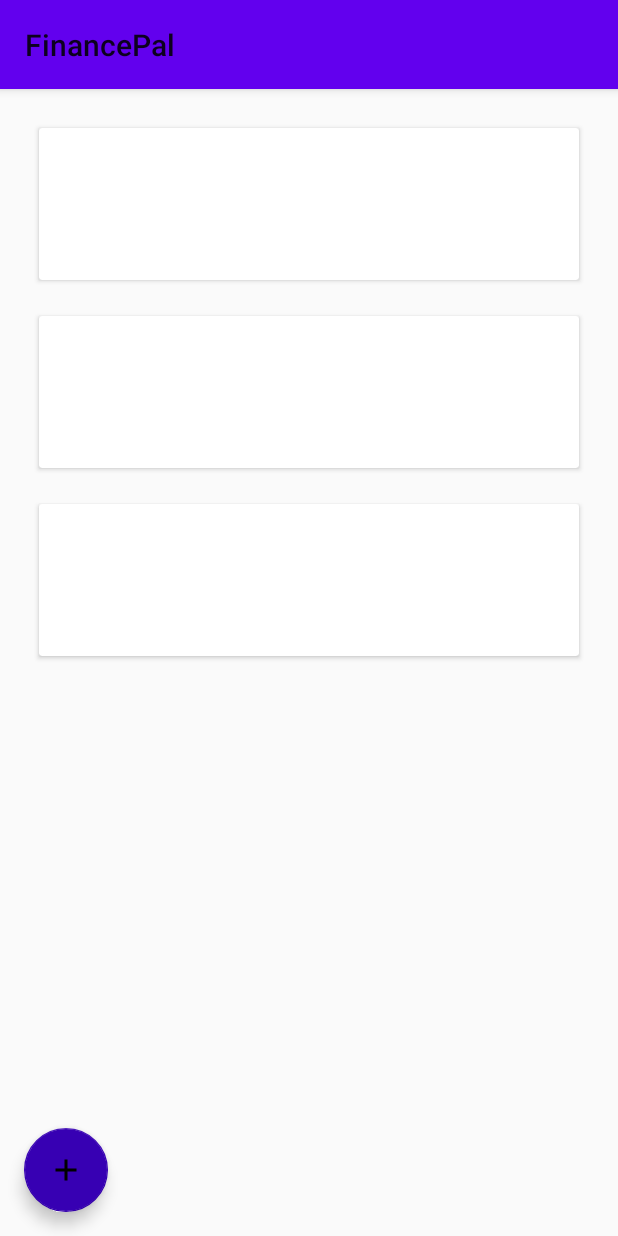
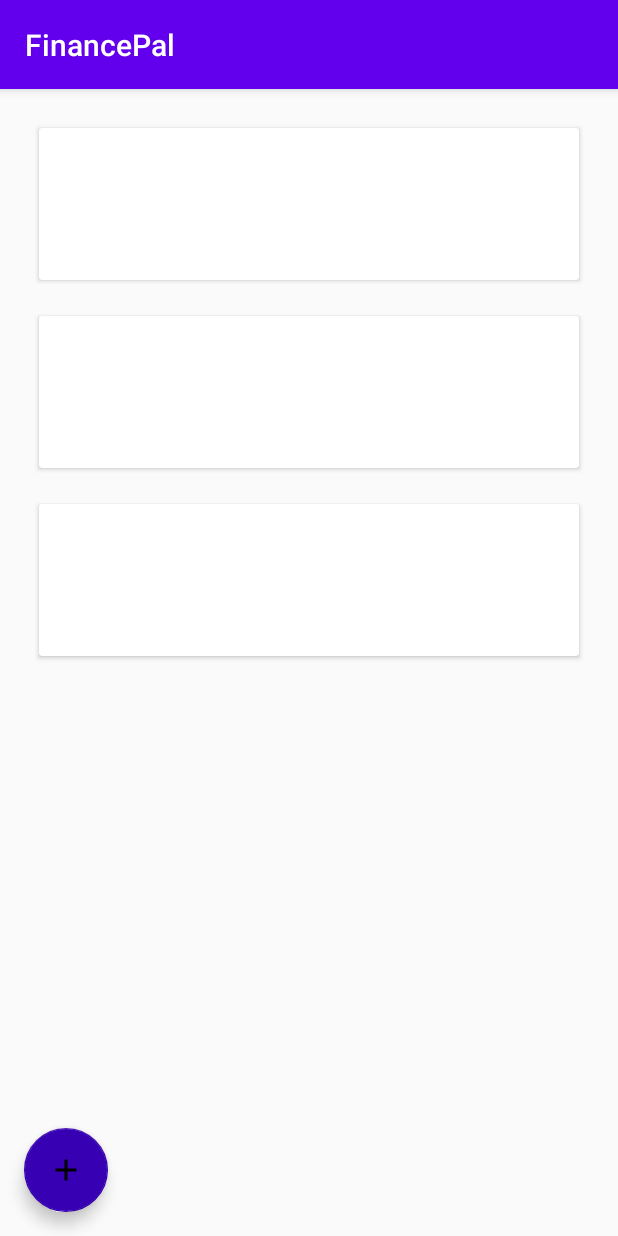
Before and after one commit to mar-h/FinancePal, an Android app: the layout activity_main.xml on its own in the app's theme, with its tools: preview values and no code run, on a phone screen of 412 x 824 dp. Run offline under Robolectric (Android 15) with nearby library versions, the phone set to English and light mode, and no system bars.

Commit message:
keine ahnung
lets go

```diff
--- a/app/build.gradle
+++ b/app/build.gradle
@@ -49,7 +49,6 @@ dependencies {
     androidTestImplementation 'androidx.test.espresso:espresso-core:3.2.0'
     def roomVersion = '2.2.5'
 
-
     // room
     implementation "androidx.room:room-runtime:$rootProject.roomVersion"
     kapt "androidx.room:room-compiler:$rootProject.roomVersion"
--- a/app/src/main/java/de/hska/financepal/db/InstrumentListAdapter.kt
+++ b/app/src/main/java/de/hska/financepal/db/InstrumentListAdapter.kt
@@ -32,6 +32,11 @@ class InstrumentListAdapter internal constructor(
         this.instruments = instruments
         notifyDataSetChanged()
     }
+    internal fun setInstrument(instrument: Instrument) {
+        this.instruments.toMutableList().add(instrument)
+        this.instruments.toList()
+        notifyDataSetChanged()
+    }
 
     override fun getItemCount() = instruments.size
 
--- a/app/src/main/res/layout/activity_main.xml
+++ b/app/src/main/res/layout/activity_main.xml
@@ -11,7 +11,7 @@
         android:id="@+id/appBarLayout"
         android:layout_width="match_parent"
         android:layout_height="wrap_content"
-        android:theme="@style/AppTheme.PopupOverlay">
+        android:theme="@style/AppTheme.AppBarOverlay">
 
         <TextView
             android:id="@+id/title"
@@ -45,8 +45,9 @@
             android:id="@+id/recycler_view"
             android:layout_width="match_parent"
             android:layout_height="match_parent"
+            android:padding="14dp"
+            android:textColor="#000000"
             tools:listitem="@layout/instrument_row"
-            android:padding="14dp"
             app:layout_constraintBottom_toBottomOf="parent"
             app:layout_constraintLeft_toLeftOf="parent"
             app:layout_constraintRight_toRightOf="parent"
--- a/app/src/main/res/layout/instrument_row.xml
+++ b/app/src/main/res/layout/instrument_row.xml
@@ -15,11 +15,12 @@
         android:layout_width="match_parent"
         android:layout_height="wrap_content"
         android:textSize="14sp"/>
+
     <TextView
         android:id="@+id/name"
         android:layout_width="match_parent"
         android:layout_height="wrap_content"
-        android:textSize="14sp"/>
+        android:textSize="14sp" />
 
     <TextView
         android:id="@+id/kurs"
```
Also changed, not shown: app/src/main/java/de/hska/financepal/MainActivity.kt (+6 -7 lines).
